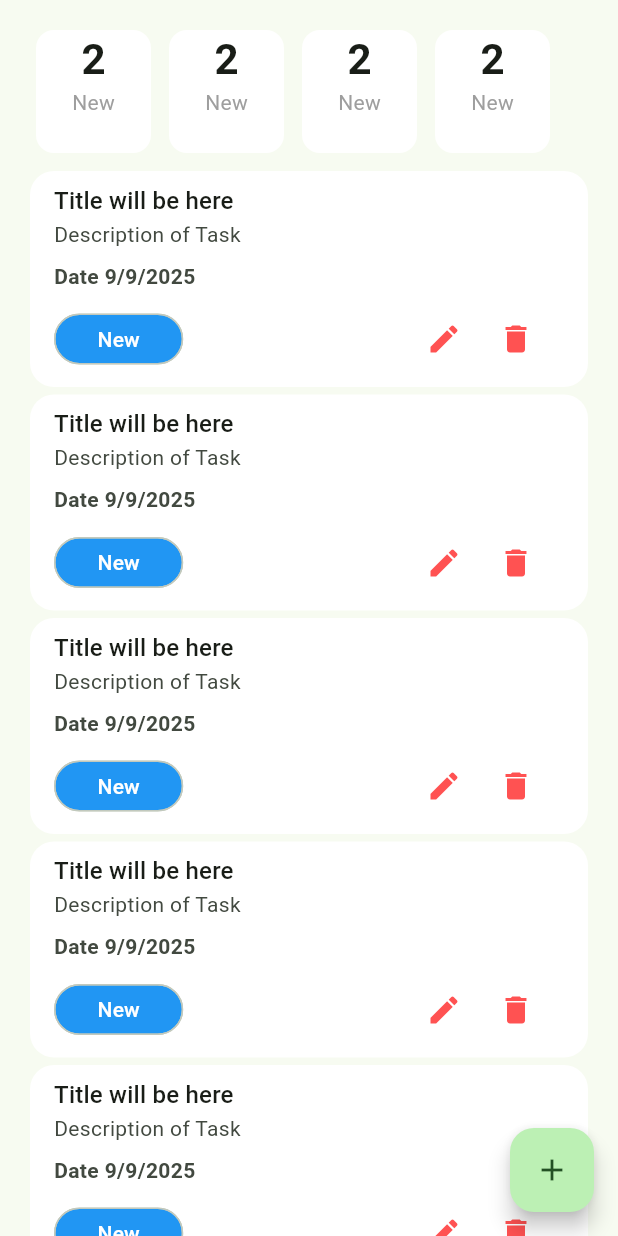
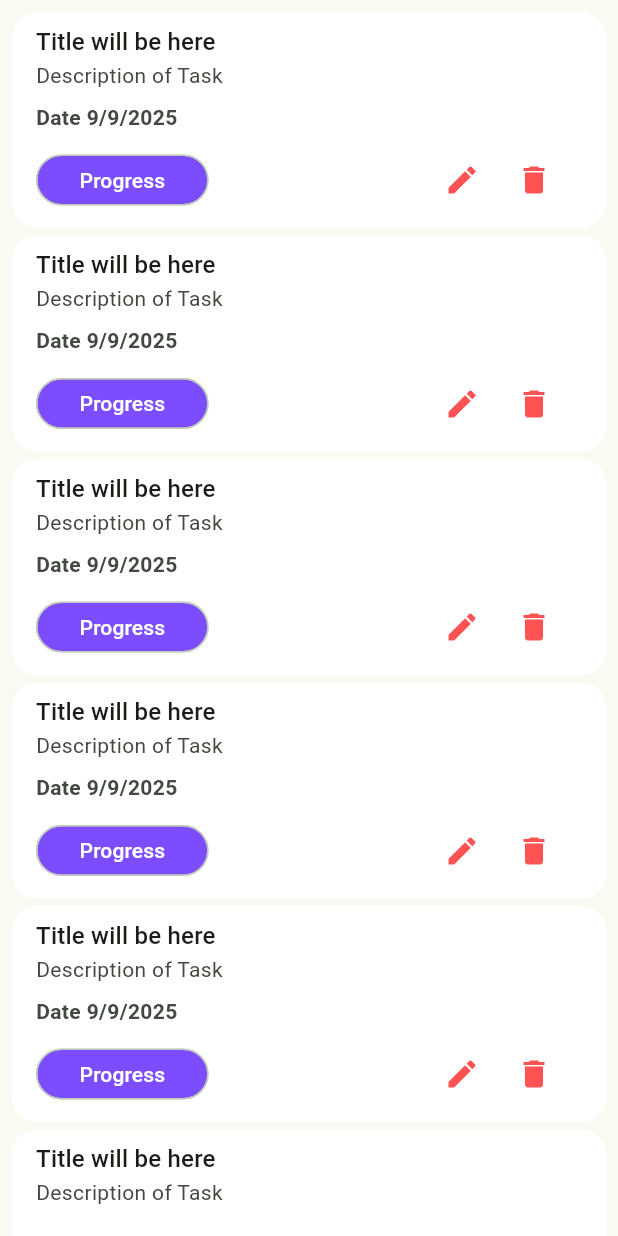
Before and after one commit to nasir-uddin-dev/Task_Management_App, a Flutter app: the ProgressTaskScreen screen opened directly, on a phone screen of 412 x 824 dp. Run offline on Flutter 3.47's test engine with Material 3 defaults, Android fonts, the phone set to English and light mode, and no system bars; our stand-ins replace flutter_svg, pin_code_fields.

Commit message:
progres_task

```diff
--- a/lib/ui/screen/progress_task_screen.dart
+++ b/lib/ui/screen/progress_task_screen.dart
@@ -1,7 +1,6 @@
 import 'package:flutter/material.dart';
 
-import '../widgets/task_card.dart';
-import '../widgets/task_count_by_status_card.dart';
+
 
 class ProgressTaskScreen extends StatefulWidget {
   const ProgressTaskScreen({super.key});
@@ -15,49 +14,62 @@ class _ProgressTaskScreenState extends State<ProgressTaskScreen> {
   Widget build(BuildContext context) {
     return Scaffold(
         body: Padding(
-        padding: const EdgeInsets.symmetric(horizontal: 20),
-        child: Column(
-          children: [
-            SizedBox(
-              height: 16,
-            ),
-            SizedBox(
-              height: 90,
-              child: ListView.separated(
-                itemCount: 4,
-                scrollDirection: Axis.horizontal,
-                itemBuilder: (context, index) {
-                  return TaskCountByStatusCard(title: 'New', count: 2);
-                },
-                separatorBuilder: (BuildContext context, int index) {
-                  return SizedBox(
-                    width: 4,
-                  );
-                },
-              ),
-            ),
-            SizedBox(
-              height: 8,
-            ),
-            Expanded(
+      padding: const EdgeInsets.all(8.0),
+      child: Expanded(
           child: ListView.separated(
         itemCount: 10,
         itemBuilder: (context, index) {
-                return TaskCard();
+          return ListTile(
+            shape: RoundedRectangleBorder(borderRadius: BorderRadius.circular(16)),
+            tileColor: Colors.white,
+            title: Text(
+              "Title will be here",
+              style: Theme.of(context).textTheme.titleMedium,
+            ),
+            subtitle: Column(
+              crossAxisAlignment: CrossAxisAlignment.start,
+              spacing: 8,
+              children: [
+                Text("Description of Task"),
+                Text(
+                  "Date 9/9/2025",
+                  style: TextStyle(fontWeight: FontWeight.w600),
+                ),
+                Row(
+                  children: [
+                    Chip(
+                      label: Text("Progress"),
+                      backgroundColor: Colors.deepPurpleAccent,
+                      labelStyle: TextStyle(color: Colors.white),
+                      padding: EdgeInsets.symmetric(horizontal: 20),
+                      shape: RoundedRectangleBorder(
+                          borderRadius: BorderRadius.circular(24)),
+                    ),
+                    Spacer(),
+                    IconButton(
+                        onPressed: () {},
+                        icon: Icon(
+                          Icons.edit,
+                          color: Colors.redAccent,
+                        )),
+                    IconButton(
+                        onPressed: () {},
+                        icon: Icon(
+                          Icons.delete,
+                          color: Colors.redAccent,
+                        )),
+                  ],
+                )
+              ],
+            ),
+          );
         },
         separatorBuilder: (BuildContext context, int index) {
           return SizedBox(
             height: 5,
           );
         },
-            ))
-          ],
-        ),
-      ),
-      floatingActionButton: FloatingActionButton(
-        onPressed: () {},
-        child: Icon(Icons.add),
-      ),
-    );
+      )),
+    ));
   }
 }
```
Also changed, not shown: lib/ui/screen/cancel_task_screen.dart (added, +73 -0 lines), lib/ui/screen/complete_task_screen.dart (added, +76 -0 lines), lib/ui/screen/main_nav_bar_holder_screen.dart (+6 -3 lines), lib/ui/screen/new_task_screen.dart (added, +105 -0 lines). Lines whose indentation alone changed are shown as unchanged.
